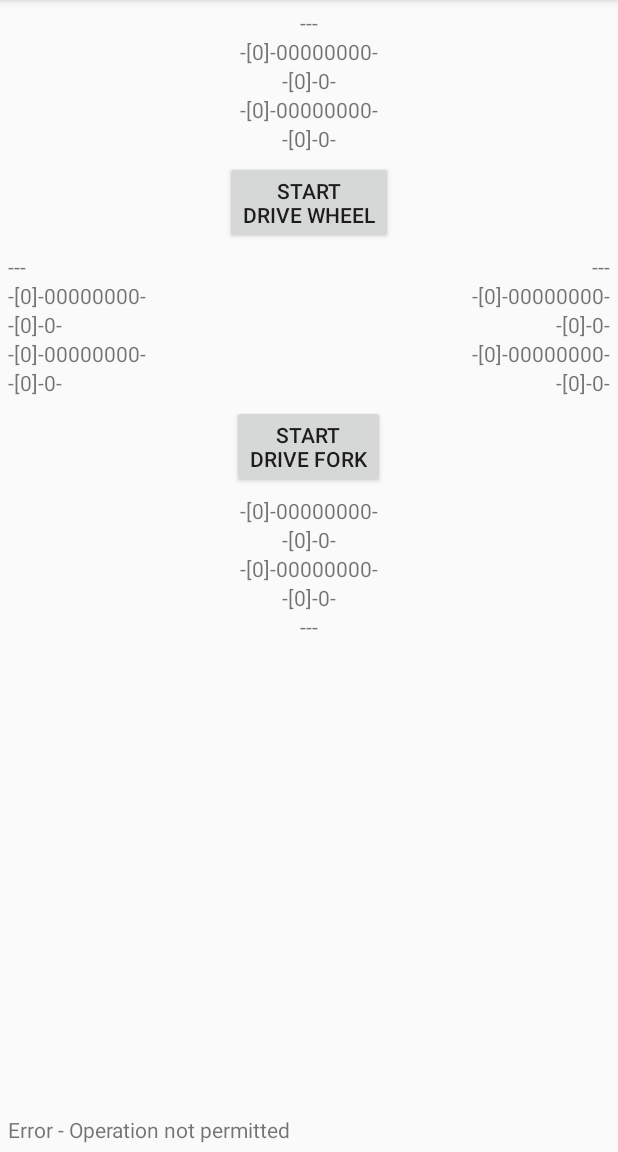
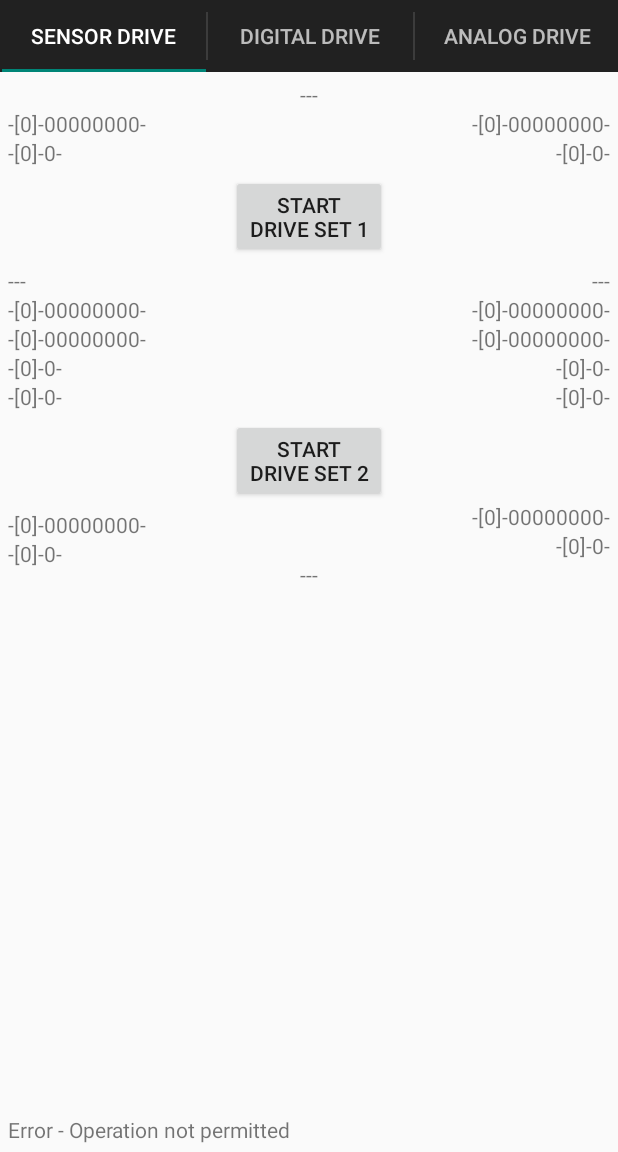
Before and after one commit to rpretolesi/Arduino, an Android app: the screen it shows after launch (MainActivity), on a phone screen of 412 x 824 dp, the part 84-1236 px from its top. Run offline under Robolectric (Android 15) with nearby library versions, the phone set to English and light mode, and no system bars.

Commit message:
28_02_2015

```diff
--- a/app/src/main/java/com/pretolesi/arduino/MainActivity.java
+++ b/app/src/main/java/com/pretolesi/arduino/MainActivity.java
@@ -11,6 +11,8 @@ import android.hardware.SensorEvent;
 import android.hardware.SensorEventListener;
 import android.hardware.SensorManager;
 import android.os.AsyncTask;
+import android.support.v4.app.FragmentTransaction;
+import android.support.v7.app.ActionBar;
 import android.support.v7.app.ActionBarActivity;
 import android.support.v4.app.Fragment;
 import android.support.v4.app.FragmentManager;
@@ -30,7 +32,7 @@ import android.widget.ToggleButton;
 
 import SQL.SQLContract;
 
-public class MainActivity extends ActionBarActivity
+public class MainActivity extends ActionBarActivity implements ActionBar.TabListener
 {
 
     /**
@@ -89,10 +91,10 @@ public class MainActivity extends ActionBarActivity
         super.onCreate(savedInstanceState);
         setContentView(R.layout.main_activity);
         // Set up the action bar.
-/*
+
         final ActionBar actionBar = getSupportActionBar();
         actionBar.setNavigationMode(ActionBar.NAVIGATION_MODE_TABS);
-*/
+
         // Create the adapter that will return a fragment for each of the three
         // primary sections of the activity.
         mSectionsPagerAdapter = new SectionsPagerAdapter(getSupportFragmentManager());
@@ -100,7 +102,7 @@ public class MainActivity extends ActionBarActivity
         // Set up the ViewPager with the sections adapter.
         mViewPager = (ViewPager) findViewById(R.id.pager);
         mViewPager.setAdapter(mSectionsPagerAdapter);
-/*
+
         // When swiping between different sections, select the corresponding
         // tab. We can also use ActionBar.Tab#select() to do this if we have
         // a reference to the Tab.
@@ -124,7 +126,7 @@ public class MainActivity extends ActionBarActivity
                             .setText(mSectionsPagerAdapter.getPageTitle(i))
                             .setTabListener(this));
         }
-*/
+
         // Inizializzo i comandi da inviare
         // Inizializzo il client di comunicazione
         if(m_acs == null)
@@ -186,6 +188,53 @@ public class MainActivity extends ActionBarActivity
         return super.onOptionsItemSelected(item);
     }
 
+    @Override
+    public void onTabSelected(ActionBar.Tab tab, FragmentTransaction fragmentTransaction) {
+        // When the given tab is selected, switch to the corresponding page in
+        // the ViewPager.
+        mViewPager.setCurrentItem(tab.getPosition());
+
+        String strTAG = mSectionsPagerAdapter.getFragmentTag(mViewPager.getId(), tab.getPosition());
+
+        // Update data in single fragment
+        if(tab.getPosition() == 0)
+        {
+/*
+            PatientCancerTherapyFragment pctf = (PatientCancerTherapyFragment)getSupportFragmentManager().findFragmentByTag(strTAG);
+            if(pctf != null)
+            {
+                if(pctf.isResumed() == true)
+                {
+                    pctf.UpdateFragment();
+                }
+            }
+*/
+        }
+        if(tab.getPosition() == 1)
+        {
+/*
+            PatientPainTherapyFragment pptf = (PatientPainTherapyFragment)getSupportFragmentManager().findFragmentByTag(strTAG);
+            if(pptf != null)
+            {
+                if(pptf.isResumed() == true)
+                {
+                    pptf.UpdateFragment();
+                }
+            }
+*/
+        }
+    }
+
+    @Override
+    public void onTabUnselected(ActionBar.Tab tab, FragmentTransaction fragmentTransaction) {
+
+    }
+
+    @Override
+    public void onTabReselected(ActionBar.Tab tab, FragmentTransaction fragmentTransaction) {
+
+    }
+
 
     /**
      * A {@link FragmentPagerAdapter} that returns a fragment corresponding to
@@ -229,15 +278,19 @@ public class MainActivity extends ActionBarActivity
             Locale l = Locale.getDefault();
             switch (position) {
                 case 0:
-                    return getString(R.string.drive_title_section_drive).toUpperCase(l);
+                    return getString(R.string.drive_title_section_sensor_drive).toUpperCase(l);
                 case 1:
-                    return getString(R.string.title_section2).toUpperCase(l);
+                    return getString(R.string.drive_title_section_digital_drive).toUpperCase(l);
                 case 2:
-                    return getString(R.string.title_section3).toUpperCase(l);
+                    return getString(R.string.drive_title_section_analog_drive).toUpperCase(l);
             }
             return null;
         }
 
+        private String getFragmentTag(int viewPagerId, int fragmentPosition)
+        {
+            return "android:switcher:" + viewPagerId + ":" + fragmentPosition;
+        }
     }
 
     /**
--- a/app/src/main/res/layout/command_fragment.xml
+++ /dev/null
@@ -1,14 +0,0 @@
-<?xml version="1.0" encoding="utf-8"?>
-<RelativeLayout xmlns:android="http://schemas.android.com/apk/res/android"
-                xmlns:tools="http://schemas.android.com/tools"
-                android:orientation="vertical"
-                android:layout_width="match_parent"
-                android:layout_height="match_parent"
-                android:paddingLeft="@dimen/activity_horizontal_margin"
-                android:paddingRight="@dimen/activity_horizontal_margin"
-                android:paddingTop="@dimen/activity_vertical_margin"
-                android:paddingBottom="@dimen/activity_vertical_margin"
-                tools:context=".MainActivity$DriveFragment">
-
-
-</RelativeLayout>
--- a/app/src/main/res/layout/drive_fragment.xml
+++ b/app/src/main/res/layout/drive_fragment.xml
@@ -24,7 +24,15 @@
         android:layout_width="wrap_content"
         android:layout_height="wrap_content"
         android:layout_below="@+id/drive_id_tv_value_up"
-        android:layout_centerHorizontal="true"/>
+        android:layout_alignParentStart="true"/>
+
+    <TextView
+        android:id="@+id/id_tv_byte_1a2_1_in"
+        android:text="@string/default_string_value_bit"
+        android:layout_width="wrap_content"
+        android:layout_height="wrap_content"
+        android:layout_below="@+id/drive_id_tv_value_up"
+        android:layout_alignParentEnd="true"/>
 
     <TextView
         android:id="@+id/id_tv_byte_5a9_out"
@@ -32,15 +40,7 @@
         android:layout_width="wrap_content"
         android:layout_height="wrap_content"
         android:layout_below="@+id/id_tv_byte_1a2_1_out"
-        android:layout_centerHorizontal="true"/>
-
-    <TextView
-        android:id="@+id/id_tv_byte_1a2_1_in"
-        android:text="@string/default_string_value_bit"
-        android:layout_width="wrap_content"
-        android:layout_height="wrap_content"
-        android:layout_below="@+id/id_tv_byte_5a9_out"
-        android:layout_centerHorizontal="true"/>
+        android:layout_alignParentStart="true"/>
 
     <TextView
         android:id="@+id/id_tv_byte_5a9_in"
@@ -48,7 +48,7 @@
         android:layout_width="wrap_content"
         android:layout_height="wrap_content"
         android:layout_below="@+id/id_tv_byte_1a2_1_in"
-        android:layout_centerHorizontal="true"/>
+        android:layout_alignParentEnd="true"/>
 
     <Button
         android:id="@+id/drive_id_btn_drive_wheel_start_stop"
@@ -78,8 +78,8 @@
         android:layout_centerVertical="true"/>
 
     <TextView
-        android:id="@+id/id_tv_byte_7a11_out"
-        android:text="@string/default_string_value_array"
+        android:id="@+id/id_tv_byte_1a2_3_in"
+        android:text="@string/default_string_value_bit"
         android:layout_width="wrap_content"
         android:layout_height="wrap_content"
         android:layout_below="@+id/id_tv_byte_1a2_3_out"
@@ -87,11 +87,11 @@
         android:layout_centerVertical="true"/>
 
     <TextView
-        android:id="@+id/id_tv_byte_1a2_3_in"
-        android:text="@string/default_string_value_bit"
+        android:id="@+id/id_tv_byte_7a11_out"
+        android:text="@string/default_string_value_array"
         android:layout_width="wrap_content"
         android:layout_height="wrap_content"
-        android:layout_below="@+id/id_tv_byte_7a11_out"
+        android:layout_below="@+id/id_tv_byte_1a2_3_in"
         android:layout_alignParentStart="true"
         android:layout_centerVertical="true"/>
 
@@ -100,7 +100,7 @@
         android:text="@string/default_string_value_array"
         android:layout_width="wrap_content"
         android:layout_height="wrap_content"
-        android:layout_below="@+id/id_tv_byte_1a2_3_in"
+        android:layout_below="@+id/id_tv_byte_7a11_out"
         android:layout_alignParentStart="true"
         android:layout_centerVertical="true"/>
 
@@ -123,8 +123,8 @@
         android:layout_centerVertical="true"/>
 
     <TextView
-        android:id="@+id/id_tv_byte_8a12_out"
-        android:text="@string/default_string_value_array"
+        android:id="@+id/id_tv_byte_1a2_4_in"
+        android:text="@string/default_string_value_bit"
         android:layout_width="wrap_content"
         android:layout_height="wrap_content"
         android:layout_below="@+id/id_tv_byte_1a2_4_out"
@@ -132,11 +132,11 @@
         android:layout_centerVertical="true"/>
 
     <TextView
-        android:id="@+id/id_tv_byte_1a2_4_in"
-        android:text="@string/default_string_value_bit"
+        android:id="@+id/id_tv_byte_8a12_out"
+        android:text="@string/default_string_value_array"
         android:layout_width="wrap_content"
         android:layout_height="wrap_content"
-        android:layout_below="@+id/id_tv_byte_8a12_out"
+        android:layout_below="@+id/id_tv_byte_1a2_4_in"
         android:layout_alignParentEnd="true"
         android:layout_centerVertical="true"/>
 
@@ -145,7 +145,7 @@
         android:text="@string/default_string_value_array"
         android:layout_width="wrap_content"
         android:layout_height="wrap_content"
-        android:layout_below="@+id/id_tv_byte_1a2_4_in"
+        android:layout_below="@+id/id_tv_byte_8a12_out"
         android:layout_alignParentEnd="true"
         android:layout_centerVertical="true"/>
 
@@ -165,7 +165,15 @@
         android:layout_height="wrap_content"
         android:layout_below="@+id/drive_id_btn_drive_wheel_fork_start_stop"
         android:layout_marginTop="5dp"
-        android:layout_centerHorizontal="true"/>
+        android:layout_alignParentStart="true"/>
+
+    <TextView
+        android:id="@+id/id_tv_byte_1a2_2_in"
+        android:text="@string/default_string_value_bit"
+        android:layout_width="wrap_content"
+        android:layout_height="wrap_content"
+        android:layout_below="@+id/drive_id_btn_drive_wheel_fork_start_stop"
+        android:layout_alignParentEnd="true"/>
 
     <TextView
         android:id="@+id/id_tv_byte_6a10_out"
@@ -173,15 +181,7 @@
         android:layout_width="wrap_content"
         android:layout_height="wrap_content"
         android:layout_below="@+id/id_tv_byte_1a2_2_out"
-        android:layout_centerHorizontal="true"/>
-
-    <TextView
-        android:id="@+id/id_tv_byte_1a2_2_in"
-        android:text="@string/default_string_value_bit"
-        android:layout_width="wrap_content"
-        android:layout_height="wrap_content"
-        android:layout_below="@+id/id_tv_byte_6a10_out"
-        android:layout_centerHorizontal="true"/>
+        android:layout_alignParentStart="true"/>
 
     <TextView
         android:id="@+id/id_tv_byte_6a10_in"
@@ -189,7 +189,7 @@
         android:layout_width="wrap_content"
         android:layout_height="wrap_content"
         android:layout_below="@+id/id_tv_byte_1a2_2_in"
-        android:layout_centerHorizontal="true"/>
+        android:layout_alignParentEnd="true"/>
 
     <TextView
         android:id="@+id/drive_id_tv_value_down"
--- a/app/src/main/res/values/strings.xml
+++ b/app/src/main/res/values/strings.xml
@@ -44,27 +44,29 @@
 
 
     <!-- Drive. -->
-    <string name="drive_title_section_drive">Drive</string>
+    <string name="drive_title_section_sensor_drive">Sensor Drive</string>
+    <string name="drive_title_section_digital_drive">Digital Drive</string>
+    <string name="drive_title_section_analog_drive">Analog Drive</string>
+
     <!-- Drive Wheel. -->
-    <string name="drive_text_btn_drive_wheel_start_stop">Start/Stop\nDrive Wheel</string>
-    <string name="drive_text_btn_drive_wheel_start">Start\nDrive Wheel</string>
-    <string name="drive_text_btn_drive_wheel_stop">Stop\nDrive Wheel</string>
-    <string name="drive_text_tv_throttle_fwd">Throttle FWD</string>
-    <string name="drive_text_tv_throttle_rev">Throttle REV</string>
-    <string name="drive_text_tv_steering_left">Steering LEFT</string>
-    <string name="drive_text_tv_steering_right">Steering RIGHT</string>
+    <string name="drive_text_btn_drive_wheel_start_stop">Start/Stop\nDrive Set 1</string>
+    <string name="drive_text_btn_drive_wheel_start">Start\nDrive Set 1</string>
+    <string name="drive_text_btn_drive_wheel_stop">Stop\nDrive Set 1</string>
+    <string name="drive_text_tv_throttle_fwd">FWD</string>
+    <string name="drive_text_tv_throttle_rev">REV</string>
+    <string name="drive_text_tv_steering_left">LEFT</string>
+    <string name="drive_text_tv_steering_right">RIGHT</string>
 
     <!-- Drive Fork. -->
-    <string name="drive_text_btn_drive_fork_start_stop">Start/Stop\nDrive Fork</string>
-    <string name="drive_text_btn_drive_fork_start">Start\nDrive Fork</string>
-    <string name="drive_text_btn_drive_fork_stop">Stop\nDrive Fork</string>
-    <string name="drive_text_tv_fork_up">Fork UP</string>
-    <string name="drive_text_tv_fork_down">Fork DOWN</string>
-    <string name="drive_text_tv_fork_open">Fork OPEN</string>
-    <string name="drive_text_tv_fork_close">Fork CLOSE</string>
+    <string name="drive_text_btn_drive_fork_start_stop">Start/Stop\nDrive Set 2</string>
+    <string name="drive_text_btn_drive_fork_start">Start\nDrive Set 2</string>
+    <string name="drive_text_btn_drive_fork_stop">Stop\nDrive Set 2</string>
+    <string name="drive_text_tv_fork_up">UP</string>
+    <string name="drive_text_tv_fork_down">DOWN</string>
+    <string name="drive_text_tv_fork_open">OPEN</string>
+    <string name="drive_text_tv_fork_close">CLOSE</string>
 
     <!-- Notifiche di operazioni su Comunicazione con Robot. -->
-    <string name="comm_status_queue_full">Coda comandi piena.\nComando non inviato</string>
     <string name="comm_status_error">Error</string>
     <string name="comm_status_online">Online</string>
     <string name="comm_status_offline">Offline</string>
```
